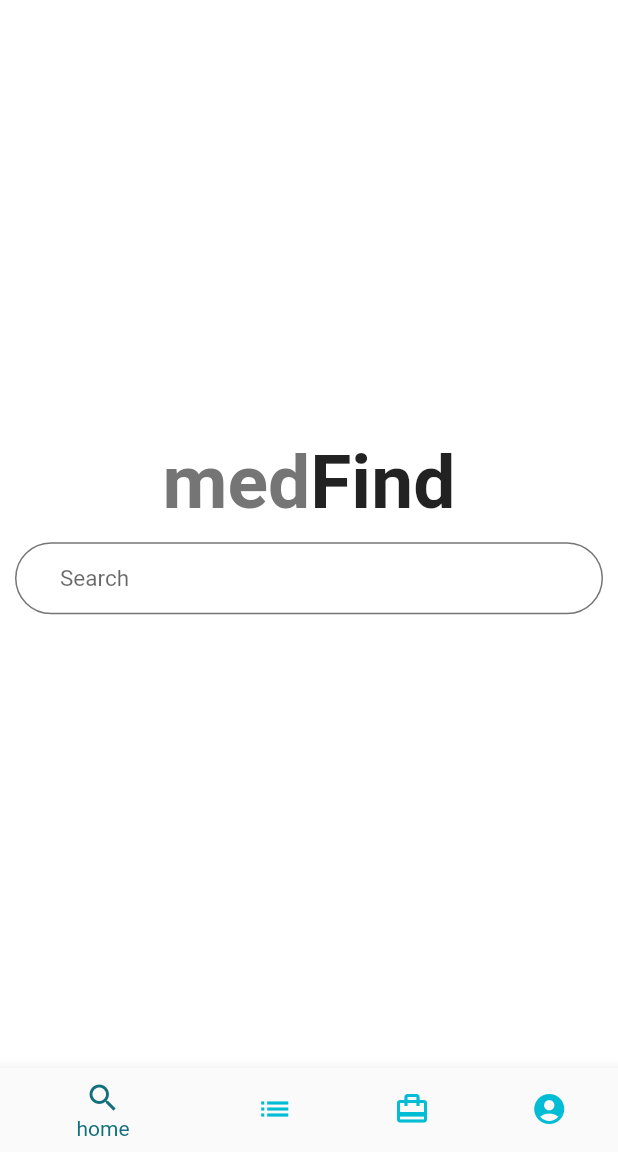
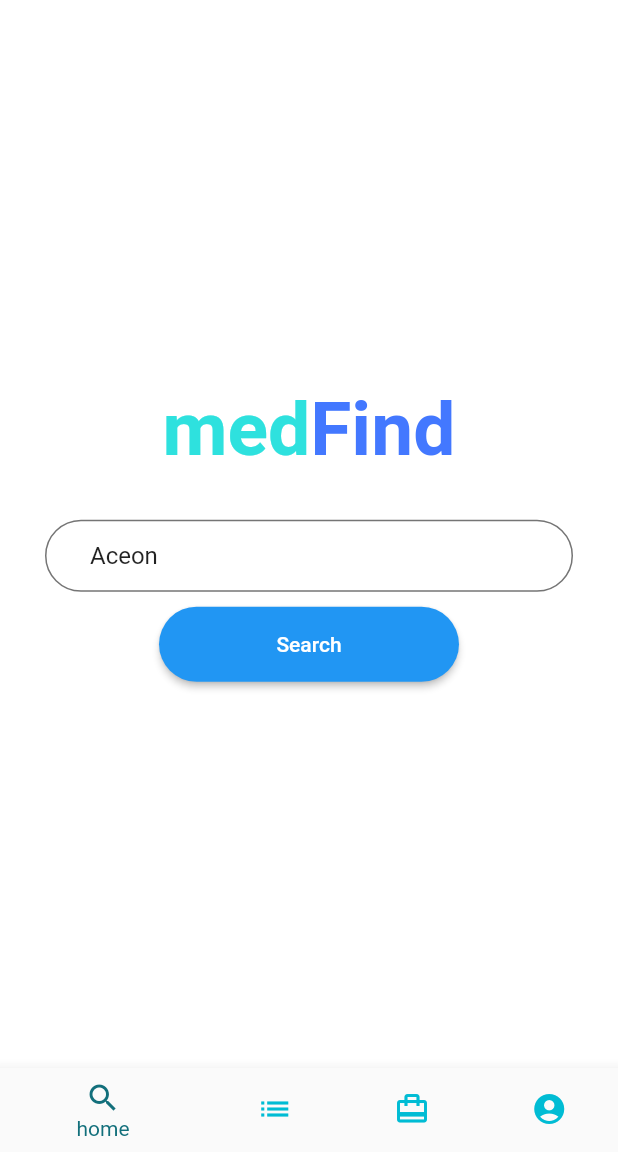
Before and after one commit to gadisamenu/medFind_flutter_demo, a Flutter app: the screen it shows after launch, on a phone screen of 412 x 824 dp, the part 84-1236 px from its top. Run offline on Flutter 3.47's test engine with Material 2 defaults, Android fonts, the phone set to English and light mode, and no system bars; our stand-ins replace bloc, equatable, flutter_bloc, go_router, shared_preferences, sqflite; accounts and stored records are empty; Roboto replaces fonts that are missing (Muli).

Commit message:
improved ui

```diff
--- a/lib/Application/MedicineSearch/medicine_search_bloc.dart
+++ b/lib/Application/MedicineSearch/medicine_search_bloc.dart
@@ -8,19 +8,18 @@ import '../../Domain/MedicineSearch/pharmacy.dart';
 
 class MedicineSearchBloc extends Bloc<Search, MedicineSearchState> {
   final MedicineSearchRepository medicineSearchRepository;
-  MedicineSearchBloc(this.medicineSearchRepository) : super(SearchFound([])) {
+  MedicineSearchBloc(this.medicineSearchRepository)
+      : super(SearchFound("", [])) {
     on<Search>(_onSearch);
   }
 
   _onSearch(Search event, Emitter emit) async {
-    // print(
-    //     "--------incoming event: ${event.latitude}, ${event.longitude}, ${event.medicineName}");
     emit(Loading());
     final Result<List<Pharmacy>> pharmacies = await medicineSearchRepository
         .getPharmacies(event.latitude, event.longitude, event.medicineName);
     if (pharmacies.hasError) {
       emit(SearchNotFound(pharmacies.error!));
     }
-    emit(SearchFound(pharmacies.val!));
+    emit(SearchFound(event.medicineName, pharmacies.val!));
   }
 }
--- a/lib/Application/MedicineSearch/medicine_search_state.dart
+++ b/lib/Application/MedicineSearch/medicine_search_state.dart
@@ -2,13 +2,16 @@ import 'package:medfind_flutter/Domain/MedicineSearch/pharmacy.dart';
 
 abstract class MedicineSearchState {
   get result => null;
+  get medicineName => null;
 }
 
 class Loading extends MedicineSearchState {}
 
 class SearchFound extends MedicineSearchState {
   List<Pharmacy> result;
-  SearchFound(this.result);
+  @override
+  String medicineName;
+  SearchFound(this.medicineName, this.result);
 }
 
 class SearchNotFound extends MedicineSearchState {
--- a/lib/Domain/MedicineSearch/pharmacy.dart
+++ b/lib/Domain/MedicineSearch/pharmacy.dart
@@ -6,7 +6,7 @@ class Pharmacy {
   Pharmacy(this.pharmacyId, this.pharmacyName, this.location);
 
   factory Pharmacy.fromJson(Map<String, dynamic> pharmacyJson) {
-    return Pharmacy(
-        pharmacyJson['id'], pharmacyJson['name'], pharmacyJson['address']);
+    return Pharmacy(int.parse(pharmacyJson['id']), pharmacyJson['name'],
+        pharmacyJson['address']);
   }
 }
--- a/lib/Infrastructure/MedicineSearch/Repository/medicine_search_repository.dart
+++ b/lib/Infrastructure/MedicineSearch/Repository/medicine_search_repository.dart
@@ -15,7 +15,7 @@ class MedicineSearchRepository {
       final result = await medicineSearchDataProvider.getPharmacy(
           latitude, longitude, medicineName);
       jsonDecode(result.body).forEach(
-          (p) => pharmacies.add(Pharmacy(p['id'], p['name'], p['address'])));
+          (p) => pharmacies.add(Pharmacy.fromJson(p)));
       return Result(val: pharmacies);
     } catch (e) {
       return Result(error: "cann't find the result");
--- a/lib/Presentation/Screens/MedicineSearch/home.dart
+++ b/lib/Presentation/Screens/MedicineSearch/home.dart
@@ -3,14 +3,17 @@ import 'package:flutter/src/foundation/key.dart';
 import 'package:flutter/src/widgets/framework.dart';
 import 'package:flutter_bloc/flutter_bloc.dart';
 import 'package:go_router/go_router.dart';
+import 'package:medfind_flutter/Presentation/Screens/MedicineSearch/_common.dart';
+import 'package:medfind_flutter/Presentation/Screens/MedicineSearch/search_result.dart';
+import 'package:medfind_flutter/Presentation/_Shared/index.dart';
 
 import '../../../Application/MedicineSearch/medicine_search_bloc.dart';
 import '../../../Application/MedicineSearch/medicine_search_event.dart';
 import '../../_Shared/Widgets/bottom_navigation_bar.dart';
 
 class Home extends StatelessWidget {
-  const Home({Key? key}) : super(key: key);
-
+  Home({Key? key}) : super(key: key);
+  final textFieldController = TextEditingController(text: "Aceon");
   @override
   Widget build(BuildContext context) {
     var currentIndex = 0;
@@ -33,17 +36,14 @@ class Home extends StatelessWidget {
                 children: [
                   Text("med",
                       style: TextStyle(
-                        color: Theme.of(context)
-                            .textTheme
-                            .headline6!
-                            .backgroundColor,
+                        color: Theme.of(context).textTheme.bodyText2!.color,
                         fontSize: 50,
                         fontWeight: FontWeight.bold,
                       )),
                   Text(
                     "Find",
                     style: TextStyle(
-                      color: Theme.of(context).textTheme.headline6!.color,
+                      color: Theme.of(context).textTheme.bodyText1!.color,
                       fontSize: 50,
                       fontWeight: FontWeight.bold,
                     ),
@@ -51,41 +51,25 @@ class Home extends StatelessWidget {
                 ],
               ),
             ),
-            Container(
-              margin: EdgeInsets.all(10),
-              child: TextField(
-                  decoration: InputDecoration(
-                      hintText: "Search", hintStyle: TextStyle(fontSize: 15)
-                      // border: InputBorder(),
-                      ),
-                  onSubmitted: (value) => {
-                        if (value.length > 0)
-                          {
-                            context.go("/search"),
-                            BlocProvider.of<MedicineSearchBloc>(context).add(
-                              Search(9.0474852, 38.7596047, value),
-                            ),
-                          }
-                      }),
+            Column(
+              children: [
+                Container(
+                  margin: const EdgeInsets.fromLTRB(30, 30, 30, 10),
+                  child: TextField(
+                      controller: textFieldController,
+                      decoration: const InputDecoration(
+                          hintText: "Type medicine name here",
+                          hintStyle: TextStyle(fontSize: 15)),
+                      onSubmitted: (value) => {
+                            handleSubmission(textFieldController.text, context)
+                          }),
+                ),
+                getButton(200.0, 50.0, Text("Search"),
+                    () => {handleSubmission(textFieldController.text, context)})
+              ],
             ),
           ],
         )),
         bottomNavigationBar: CustomNavigationBar());
   }
 }
-
-
-// Container(
-//           heigColor.fromARGB(255, 27, 15, 14)/           width: double.infinity,
-//           margin: EdgeInsets.all(20),
-//           decoration: BoxDecoration(
-//               color: Colors.white,
-//               borderRadius: BorderRadius.circular(30),
-//               boxShadow: [
-//                 BoxShadow(
-//                   color: Color.fromARGB(112, 0, 0, 0),
-//                   offset: Offset.fromDirection(0.8, 50.0),
-//                   blurRadius: 50.0,
-//                 )
-//               ]),
-//         ),
--- a/lib/Presentation/_Shared/Widgets/custom_button.dart
+++ b/lib/Presentation/_Shared/Widgets/custom_button.dart
@@ -3,37 +3,24 @@ import 'package:medfind_flutter/Presentation/Screens/config/size_config.dart';
 
 import '../constants.dart';
 
-
-
-class CustomButton extends StatelessWidget {
-  const CustomButton({
-    Key? key,
-    required this.text,
-    required this.press
-  }) : super(key: key);
-
-  final String text;
-  final VoidCallback press;
-
-  @override
-  Widget build(BuildContext context) {
-    return SizedBox(
-      width: double.infinity,
-      height: getProportionateHeight(56),
-      child: TextButton(
-        style: TextButton.styleFrom(
-          backgroundColor : mPrimaryColor,
-          shape: RoundedRectangleBorder(borderRadius: BorderRadius.circular(22)),
-        ),
-        onPressed: press,
-        child: Text(
-          text,
-          style: TextStyle(
-            fontSize: getProportionateWidth(10),
-            color: Colors.white,
-          ),
+ElevatedButton getButton(
+    double width, double height, Widget child, Function function,
+    {Color color = Colors.blue}) {
+  // print(function);
+  return ElevatedButton(
+    style: ButtonStyle(
+      backgroundColor: MaterialStateProperty.all<Color>(color),
+      fixedSize: MaterialStateProperty.all<Size>(Size(width, height)),
+      shape: MaterialStateProperty.all<OutlinedBorder>(
+        RoundedRectangleBorder(
+          borderRadius: BorderRadius.circular(50.0),
         ),
       ),
-    );
-  }
+    ),
+    onPressed: () {
+      // print("pressed ${function}");
+      function();
+    },
+    child: child,
+  );
 }
--- a/lib/Presentation/_Shared/constants.dart
+++ b/lib/Presentation/_Shared/constants.dart
@@ -1,8 +1,7 @@
-
 import 'package:flutter/material.dart';
 
-const mPrimaryColor = Color(0xFFFF7643);
-const mPrimaryLightColor = Color(0xFFFFECDF);
+const mPrimaryColor = Color.fromARGB(255, 67, 120, 255);
+const mPrimaryLightColor = Color.fromARGB(255, 46, 225, 222);
 
 const mSecondaryColor = Color(0xFF979797);
 const mTextColor = Color(0xFF757575);
--- a/lib/Presentation/_Shared/routes.dart
+++ b/lib/Presentation/_Shared/routes.dart
@@ -7,7 +7,6 @@ import 'package:medfind_flutter/Presentation/_Shared/Widgets/bottom_navigation_b
 import 'package:medfind_flutter/Presentation/splash_screen.dart';
 
 class MedfindRouter {
-  // ignore: unused_field
   static final GoRouter router = GoRouter(
     routes: <GoRoute>[
       GoRoute(
@@ -17,7 +16,7 @@ class MedfindRouter {
       ),
       GoRoute(
         path: '/home',
-        builder: (BuildContext context, GoRouterState state) => const Home(),
+        builder: (BuildContext context, GoRouterState state) => Home(),
       ),
       GoRoute(
         path: '/search',
--- a/lib/Presentation/_Shared/theme.dart
+++ b/lib/Presentation/_Shared/theme.dart
@@ -42,8 +42,8 @@ InputDecorationTheme getInputDecorationTheme() {
 
 TextTheme getTextTheme() {
   return const TextTheme(
-    bodyText1: TextStyle(color: mTextColor),
-    bodyText2: TextStyle(color: mTextColor),
+    bodyText1: TextStyle(color: mPrimaryColor),
+    bodyText2: TextStyle(color: mPrimaryLightColor),
   );
 }
 
--- a/lib/Presentation/main.dart
+++ b/lib/Presentation/main.dart
@@ -1,8 +1,6 @@
 import 'package:flutter/material.dart';
 import 'package:flutter_bloc/flutter_bloc.dart';
 import 'package:medfind_flutter/Application/MedicineSearch/medicine_search_bloc.dart';
-import 'package:medfind_flutter/Presentation/Screens/MedicineSearch/home.dart';
-import 'package:medfind_flutter/Presentation/Screens/MedicineSearch/search_result.dart';
 import 'package:medfind_flutter/Application/Navigation/navigation_bloc.dart';
 import 'package:medfind_flutter/Infrastructure/MedicineSearch/DataSource/medicine_search_data_source.dart';
 import 'package:medfind_flutter/Infrastructure/MedicineSearch/Repository/medicine_search_repository.dart';
@@ -34,7 +32,6 @@ class MedFindApp extends StatelessWidget {
         debugShowCheckedModeBanner: false,
         title: 'MedFind',
         theme: getAppTheme(),
-        // builder: (context, child) => const Home(),
       ),
     );
   }
```
Also changed, not shown: lib/Infrastructure/Reservation/dataSource/local_data_provider.dart (+16 -16 lines), lib/Presentation/Screens/MedicineSearch/_common.dart (added, +17 -0 lines), lib/Presentation/Screens/MedicineSearch/search_result.dart (+144 -155 lines), pubspec.lock, 2 other files.
